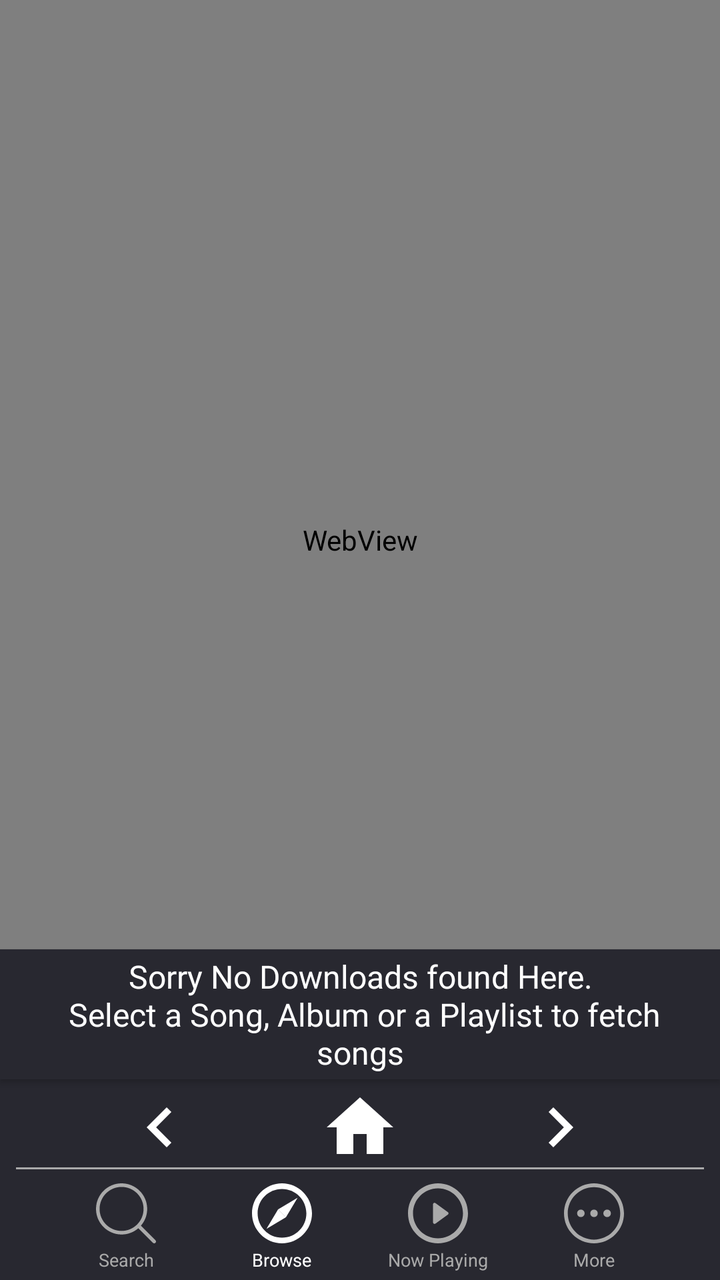
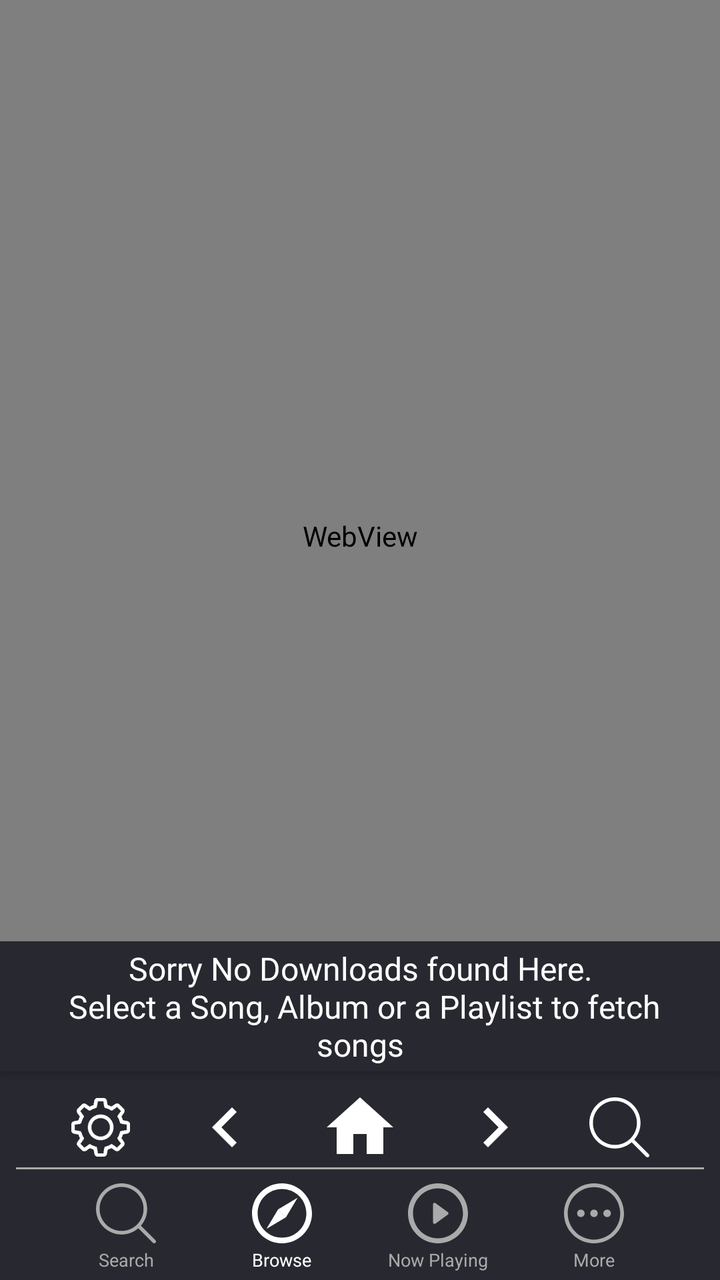

Screens rendered from an Android XML layout before and after an edit, with the pre-edit source and the edit as a unified diff.
<!-- AndroidManifest.xml: application theme AppTheme.NoActionBar -->
<!-- res/layout/activity_saavn_web_view.xml -->
<?xml version="1.0" encoding="utf-8"?>
<androidx.constraintlayout.widget.ConstraintLayout xmlns:android="http://schemas.android.com/apk/res/android"
    xmlns:app="http://schemas.android.com/apk/res-auto"
    xmlns:tools="http://schemas.android.com/tools"
    android:layout_width="match_parent"
    android:layout_height="match_parent"
    android:background="@color/darkAccent"
    tools:context=".SaavnWebView">

    <Button
        android:id="@+id/btn_found"
        android:layout_width="0dp"
        android:layout_height="65dp"
        android:background="@color/darkAccent"
        android:fontFamily="@font/jockey_one"
        android:paddingLeft="8dp"
        android:paddingRight="8dp"
        android:text="@string/downloads_not_founds"
        android:textAlignment="center"
        android:textAllCaps="false"
        android:textColor="@android:color/white"
        android:textSize="16sp"
        app:layout_constraintBottom_toBottomOf="@+id/webView"
        app:layout_constraintEnd_toEndOf="parent"
        app:layout_constraintHorizontal_bias="1.0"
        app:layout_constraintStart_toStartOf="parent" />


    <Button
        android:id="@+id/btn_downloadSongs"
        android:layout_width="wrap_content"
        android:layout_height="wrap_content"
        android:layout_marginStart="16dp"
        android:layout_marginEnd="8dp"
        android:layout_marginBottom="8dp"
        android:background="@drawable/curvature"
        android:fontFamily="@font/abel"
        android:paddingLeft="20dp"
        android:paddingRight="20dp"
        android:text="click here to DOWNLOAD SONGS"
        android:textAllCaps="false"
        android:textColor="@android:color/white"
        android:textStyle="bold"
        android:visibility="invisible"
        app:layout_constraintBottom_toBottomOf="@+id/webView"
        app:layout_constraintEnd_toEndOf="@+id/btn_found"
        app:layout_constraintStart_toStartOf="parent" />

    <TextView
        android:id="@+id/textView3"
        android:layout_width="0dp"
        android:layout_height="40dp"
        android:background="@color/darkAccent"
        android:fontFamily="@font/advent_pro_medium"
        android:gravity="center"
        android:text="This feature is experimental, might have some bugs"
        android:textColor="@android:color/white"
        android:textSize="14sp"
        android:visibility="gone"
        app:layout_constraintEnd_toEndOf="parent"
        app:layout_constraintStart_toStartOf="parent"
        app:layout_constraintTop_toTopOf="parent" />

    <WebView
        android:id="@+id/webView"
        android:layout_width="0dp"
        android:layout_height="0dp"
        android:layout_marginBottom="4dp"
        app:layout_constraintBottom_toTopOf="@+id/btn_home_web"
        app:layout_constraintEnd_toEndOf="parent"
        app:layout_constraintHorizontal_bias="0.0"
        app:layout_constraintStart_toStartOf="parent"
        app:layout_constraintTop_toBottomOf="@+id/textView3">

    </WebView>

    <TextView
        android:id="@+id/tv_test_link"
        android:layout_width="0dp"
        android:layout_height="wrap_content"
        android:layout_marginStart="8dp"
        android:layout_marginEnd="8dp"
        android:maxLines="1"
        android:text="weblink"
        android:textColor="@android:color/white"
        android:textSize="12sp"
        android:visibility="gone"
        app:layout_constraintBottom_toTopOf="@+id/textView4"
        app:layout_constraintEnd_toEndOf="parent"
        app:layout_constraintHorizontal_bias="1.0"
        app:layout_constraintStart_toStartOf="parent" />

    <Button
        android:id="@+id/btm_srch"
        android:layout_width="30dp"
        android:layout_height="30dp"
        android:layout_marginBottom="2dp"
        android:background="@drawable/ic_btm_search_dull"
        android:onClick="wBtmSrch"
        app:layout_constraintBottom_toTopOf="@+id/textView2"
        app:layout_constraintEnd_toStartOf="@+id/btm_brws"
        app:layout_constraintHorizontal_bias="0.5"
        app:layout_constraintHorizontal_chainStyle="spread"
        app:layout_constraintStart_toStartOf="parent" />

    <Button
        android:id="@+id/btm_brws"
        android:layout_width="30dp"
        android:layout_height="30dp"
        android:layout_marginBottom="2dp"
        android:background="@drawable/ic_btm_browse"
        android:onClick="wBtmBrws"
        app:layout_constraintBottom_toTopOf="@+id/textView41"
        app:layout_constraintEnd_toStartOf="@+id/btm_down"
        app:layout_constraintHorizontal_bias="0.5"
        app:layout_constraintStart_toEndOf="@+id/btm_srch" />

    <Button
        android:id="@+id/btm_down"
        android:layout_width="30dp"
        android:layout_height="30dp"
        android:layout_marginBottom="2dp"
        android:background="@drawable/ic_btm_play_dull"
        android:onClick="wBtmDown"
        app:layout_constraintBottom_toTopOf="@+id/textView42"
        app:layout_constraintEnd_toStartOf="@+id/btm_more"
        app:layout_constraintHorizontal_bias="0.5"
        app:layout_constraintStart_toEndOf="@+id/btm_brws" />

    <Button
        android:id="@+id/btm_more"
        android:layout_width="30dp"
        android:layout_height="30dp"
        android:layout_marginBottom="2dp"
        android:background="@drawable/ic_btm_more_dull"
        android:onClick="wBtmMore"
        android:textSize="9sp"
        app:layout_constraintBottom_toTopOf="@+id/textView44"
        app:layout_constraintEnd_toEndOf="parent"
        app:layout_constraintHorizontal_bias="0.5"
        app:layout_constraintStart_toEndOf="@+id/btm_down" />

    <TextView
        android:id="@+id/textView4"
        android:layout_width="0dp"
        android:layout_height="1dp"
        android:layout_marginStart="8dp"
        android:layout_marginEnd="8dp"
        android:layout_marginBottom="7dp"
        android:background="@android:color/darker_gray"
        app:layout_constraintBottom_toTopOf="@+id/btm_brws"
        app:layout_constraintEnd_toEndOf="parent"
        app:layout_constraintStart_toStartOf="parent" />

    <Button
        android:id="@+id/btn_next_web"
        android:layout_width="40dp"
        android:layout_height="40dp"
        android:layout_marginStart="8dp"
        android:layout_marginEnd="8dp"
        android:background="@drawable/ic_navigate_next_black_24dp"
        app:layout_constraintBottom_toTopOf="@+id/textView4"
        app:layout_constraintEnd_toEndOf="parent"
        app:layout_constraintStart_toEndOf="@+id/btn_home_web" />

    <Button
        android:id="@+id/btn_home_web"
        android:layout_width="40dp"
        android:layout_height="40dp"
        android:layout_marginStart="8dp"
        android:background="@drawable/ic_home_black_24dp"
        android:padding="5dp"
        app:layout_constraintBottom_toTopOf="@+id/textView4"
        app:layout_constraintEnd_toStartOf="@+id/btn_next_web"
        app:layout_constraintHorizontal_bias="0.5"
        app:layout_constraintStart_toEndOf="@+id/btn_prev_web" />

    <Button
        android:id="@+id/btn_prev_web"
        android:layout_width="40dp"
        android:layout_height="40dp"
        android:layout_marginStart="8dp"
        android:background="@drawable/ic_navigate_before_black_24dp"
        app:layout_constraintBottom_toTopOf="@+id/textView4"
        app:layout_constraintEnd_toStartOf="@+id/btn_home_web"
        app:layout_constraintHorizontal_bias="0.5"
        app:layout_constraintStart_toStartOf="parent" />

    <TextView
        android:id="@+id/textView2"
        android:layout_width="wrap_content"
        android:layout_height="wrap_content"
        android:layout_marginBottom="4dp"
        android:text="Search"
        android:textColor="@android:color/darker_gray"
        android:textSize="9sp"
        app:layout_constraintBottom_toBottomOf="parent"
        app:layout_constraintEnd_toEndOf="@+id/btm_srch"
        app:layout_constraintStart_toStartOf="@+id/btm_srch" />

    <TextView
        android:id="@+id/textView41"
        android:layout_width="wrap_content"
        android:layout_height="wrap_content"
        android:layout_marginBottom="4dp"
        android:text="Browse"
        android:textColor="@android:color/white"
        android:textSize="9sp"
        app:layout_constraintBottom_toBottomOf="parent"
        app:layout_constraintEnd_toEndOf="@+id/btm_brws"
        app:layout_constraintHorizontal_bias="0.416"
        app:layout_constraintStart_toStartOf="@+id/btm_brws" />

    <TextView
        android:id="@+id/textView42"
        android:layout_width="wrap_content"
        android:layout_height="wrap_content"
        android:layout_marginBottom="4dp"
        android:text="Now Playing"
        android:textColor="@android:color/darker_gray"
        android:textSize="9sp"
        app:layout_constraintBottom_toBottomOf="parent"
        app:layout_constraintEnd_toEndOf="@+id/btm_down"
        app:layout_constraintStart_toStartOf="@+id/btm_down" />

    <TextView
        android:id="@+id/textView44"
        android:layout_width="wrap_content"
        android:layout_height="wrap_content"
        android:layout_marginBottom="4dp"
        android:text="More"
        android:textColor="@android:color/darker_gray"
        android:textSize="9sp"
        app:layout_constraintBottom_toBottomOf="parent"
        app:layout_constraintEnd_toEndOf="@+id/btm_more"
        app:layout_constraintStart_toStartOf="@+id/btm_more" />

</androidx.constraintlayout.widget.ConstraintLayout>
<!-- resources referenced by this layout -->
<resources>
  <color name="darkAccent">#282830</color>
  <!-- drawable curvature (drawable) -->
  <?xml version="1.0" encoding="utf-8"?>
  <shape xmlns:android="http://schemas.android.com/apk/res/android"
      android:shape="rectangle">
      <corners android:radius="25dp" />
      <stroke android:width="8px" android:color="#fff" />
  </shape>
  <!-- drawable ic_btm_search_dull (drawable) -->
  <?xml version="1.0" encoding="utf-8"?>
  <vector xmlns:android="http://schemas.android.com/apk/res/android"
      android:width="451dp"
      android:height="451dp"
      android:viewportWidth="451"
      android:viewportHeight="451">
  
      <path
          android:fillColor="@android:color/darker_gray"
          android:pathData="M447.05,428l-109.6-109.6c29.4-33.8,47.2-77.9,47.2-126.1C384.65,86.2,298.35,0,192.35,0C86.25,0,0.05,86.3,0.05,192.3 s86.3,192.3,192.3,192.3c48.2,0,92.3-17.8,126.1-47.2L428.05,447c2.6,2.6,6.1,4,9.5,4s6.9-1.3,9.5-4 C452.25,441.8,452.25,433.2,447.05,428z M26.95,192.3c0-91.2,74.2-165.3,165.3-165.3c91.2,0,165.3,74.2,165.3,165.3 s-74.1,165.4-165.3,165.4C101.15,357.7,26.95,283.5,26.95,192.3z" />
  </vector>
  <!-- drawable ic_home_black_24dp (drawable) -->
  <vector android:height="24dp" android:tint="#FFFFFF"
      android:viewportHeight="24.0" android:viewportWidth="24.0"
      android:width="24dp" xmlns:android="http://schemas.android.com/apk/res/android">
      <path android:fillColor="#FF000000" android:pathData="M10,20v-6h4v6h5v-8h3L12,3 2,12h3v8z"/>
  </vector>
  <!-- drawable ic_navigate_before_black_24dp (drawable) -->
  <vector android:height="24dp" android:tint="#FFFFFF"
      android:viewportHeight="24.0" android:viewportWidth="24.0"
      android:width="24dp" xmlns:android="http://schemas.android.com/apk/res/android">
      <path android:fillColor="#FF000000" android:pathData="M15.41,7.41L14,6l-6,6 6,6 1.41,-1.41L10.83,12z"/>
  </vector>
  <!-- drawable ic_navigate_next_black_24dp (drawable) -->
  <vector android:height="24dp" android:tint="#FFFFFF"
      android:viewportHeight="24.0" android:viewportWidth="24.0"
      android:width="24dp" xmlns:android="http://schemas.android.com/apk/res/android">
      <path android:fillColor="#FF000000" android:pathData="M10,6L8.59,7.41 13.17,12l-4.58,4.59L10,18l6,-6z"/>
  </vector>
  <string name="downloads_not_founds">Sorry No Downloads found Here.\n
          Select a Song, Album or a Playlist to fetch songs</string>
  <style name="AppTheme.NoActionBar">
          <item name="windowActionBar">false</item>
          <item name="windowNoTitle">true</item>
      </style>
  <!-- unchanged entries left out for length: 3 -->
</resources>

<!-- the commit's change to res/layout/activity_saavn_web_view.xml (unified diff, before → after) -->
@@ -65,14 +65,12 @@
         android:id="@+id/webView"
         android:layout_width="0dp"
         android:layout_height="0dp"
-        android:layout_marginBottom="4dp"
-        app:layout_constraintBottom_toTopOf="@+id/btn_home_web"
-        app:layout_constraintEnd_toEndOf="parent"
-        app:layout_constraintHorizontal_bias="0.0"
+        android:layout_marginBottom="8dp"
+        app:layout_constraintBottom_toTopOf="@+id/web_srch_et"
+        app:layout_constraintEnd_toEndOf="parent"
+        app:layout_constraintHorizontal_bias="1.0"
         app:layout_constraintStart_toStartOf="parent"
-        app:layout_constraintTop_toBottomOf="@+id/textView3">
-
-    </WebView>
+        app:layout_constraintTop_toBottomOf="@+id/textView3" />
 
     <TextView
         android:id="@+id/tv_test_link"
@@ -156,18 +154,16 @@
         android:id="@+id/btn_next_web"
         android:layout_width="40dp"
         android:layout_height="40dp"
-        android:layout_marginStart="8dp"
-        android:layout_marginEnd="8dp"
         android:background="@drawable/ic_navigate_next_black_24dp"
         app:layout_constraintBottom_toTopOf="@+id/textView4"
-        app:layout_constraintEnd_toEndOf="parent"
+        app:layout_constraintEnd_toStartOf="@+id/btn_web_serch"
+        app:layout_constraintHorizontal_bias="0.5"
         app:layout_constraintStart_toEndOf="@+id/btn_home_web" />
 
     <Button
         android:id="@+id/btn_home_web"
         android:layout_width="40dp"
         android:layout_height="40dp"
-        android:layout_marginStart="8dp"
         android:background="@drawable/ic_home_black_24dp"
         android:padding="5dp"
         app:layout_constraintBottom_toTopOf="@+id/textView4"
@@ -179,12 +175,11 @@
         android:id="@+id/btn_prev_web"
         android:layout_width="40dp"
         android:layout_height="40dp"
-        android:layout_marginStart="8dp"
         android:background="@drawable/ic_navigate_before_black_24dp"
         app:layout_constraintBottom_toTopOf="@+id/textView4"
         app:layout_constraintEnd_toStartOf="@+id/btn_home_web"
         app:layout_constraintHorizontal_bias="0.5"
-        app:layout_constraintStart_toStartOf="parent" />
+        app:layout_constraintStart_toEndOf="@+id/btn_web_set" />
 
     <TextView
         android:id="@+id/textView2"
@@ -235,4 +230,50 @@
         app:layout_constraintEnd_toEndOf="@+id/btm_more"
         app:layout_constraintStart_toStartOf="@+id/btm_more" />
 
+    <Button
+        android:id="@+id/btn_web_serch"
+        android:layout_width="30dp"
+        android:layout_height="30dp"
+        android:layout_marginEnd="8dp"
+        android:layout_marginBottom="5dp"
+        android:background="@drawable/ic_btm_search"
+        app:layout_constraintBottom_toTopOf="@+id/textView4"
+        app:layout_constraintEnd_toEndOf="parent"
+        app:layout_constraintHorizontal_bias="0.5"
+        app:layout_constraintStart_toEndOf="@+id/btn_next_web" />
+
+    <Button
+        android:id="@+id/btn_web_set"
+        android:layout_width="30dp"
+        android:layout_height="30dp"
+        android:layout_marginStart="8dp"
+        android:layout_marginBottom="5dp"
+        android:background="@drawable/ic_settings"
+        app:layout_constraintBottom_toTopOf="@+id/textView4"
+        app:layout_constraintEnd_toStartOf="@+id/btn_prev_web"
+        app:layout_constraintHorizontal_bias="0.5"
+        app:layout_constraintStart_toStartOf="parent" />
+
+    <EditText
+        android:id="@+id/web_srch_et"
+        android:layout_width="0dp"
+        android:layout_height="50dp"
+        android:layout_marginStart="8dp"
+        android:layout_marginEnd="8dp"
+        android:layout_marginBottom="8dp"
+        android:background="@drawable/curvature"
+        android:ems="10"
+        android:hint="Enter Url"
+        android:imeOptions="actionSearch"
+        android:inputType="text"
+        android:lineSpacingExtra="8sp"
+        android:paddingLeft="14dp"
+        android:paddingRight="45dp"
+        android:textColor="@android:color/white"
+        android:textColorHint="@android:color/darker_gray"
+        android:visibility="gone"
+        app:layout_constraintBottom_toTopOf="@+id/btn_home_web"
+        app:layout_constraintEnd_toEndOf="parent"
+        app:layout_constraintStart_toStartOf="parent" />
+
 </androidx.constraintlayout.widget.ConstraintLayout>
<!-- resource entries referenced after the edit -->
@@ -8,6 +8,18 @@
       <corners android:radius="25dp" />
       <stroke android:width="8px" android:color="#fff" />
   </shape>
+  <!-- drawable ic_btm_search (drawable) -->
+  <?xml version="1.0" encoding="utf-8"?>
+  <vector xmlns:android="http://schemas.android.com/apk/res/android"
+      android:width="451dp"
+      android:height="451dp"
+      android:viewportWidth="451"
+      android:viewportHeight="451">
+  
+      <path
+          android:fillColor="#fff"
+          android:pathData="M447.05,428l-109.6-109.6c29.4-33.8,47.2-77.9,47.2-126.1C384.65,86.2,298.35,0,192.35,0C86.25,0,0.05,86.3,0.05,192.3 s86.3,192.3,192.3,192.3c48.2,0,92.3-17.8,126.1-47.2L428.05,447c2.6,2.6,6.1,4,9.5,4s6.9-1.3,9.5-4 C452.25,441.8,452.25,433.2,447.05,428z M26.95,192.3c0-91.2,74.2-165.3,165.3-165.3c91.2,0,165.3,74.2,165.3,165.3 s-74.1,165.4-165.3,165.4C101.15,357.7,26.95,283.5,26.95,192.3z" />
+  </vector>
   <!-- drawable ic_btm_search_dull (drawable) -->
   <?xml version="1.0" encoding="utf-8"?>
   <vector xmlns:android="http://schemas.android.com/apk/res/android"
@@ -38,6 +50,7 @@
       android:width="24dp" xmlns:android="http://schemas.android.com/apk/res/android">
       <path android:fillColor="#FF000000" android:pathData="M10,6L8.59,7.41 13.17,12l-4.58,4.59L10,18l6,-6z"/>
   </vector>
+  <!-- drawable ic_settings: png bitmap (drawable, 27583 bytes) -->
   <string name="downloads_not_founds">Sorry No Downloads found Here.\n
           Select a Song, Album or a Playlist to fetch songs</string>
   <style name="AppTheme.NoActionBar">
